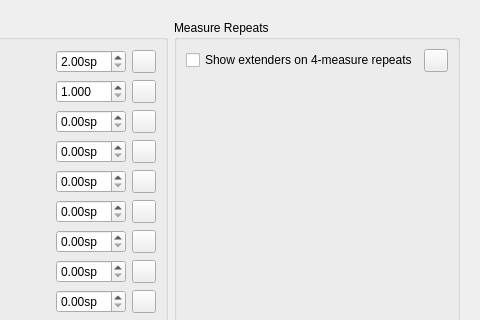
Above: mscore/editstyle.ui from MarcSabatella/MuseScore before the change; both pictures show x 432 to 912 and y 0 to 320 of the 912 by 692 pixel window. Below: the same form after it.
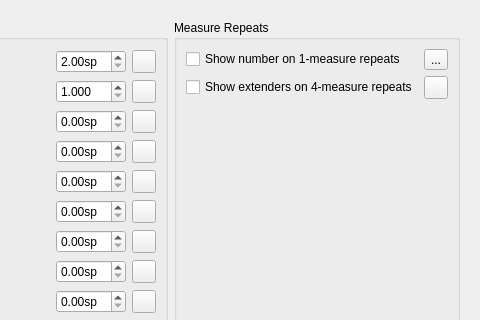
That is the form after the change. The open tabs and pages were chosen to show the change. Icons and pictures are not drawn. Custom widgets are drawn as their Qt base class.

Commit message: Add per-element properties for show/hide extenders and number

What changed in the file:
```diff
--- a/mscore/editstyle.ui
+++ b/mscore/editstyle.ui
@@ -3403,7 +3403,14 @@
            <string>Measure Repeats</string>
           </property>
           <layout class="QGridLayout" name="gridLayout_47">
-           <item row="2" column="0">
+           <item row="1" column="0">
+            <widget class="QCheckBox" name="fourMeasureRepeatShowExtenders">
+             <property name="text">
+              <string>Show extenders on 4-measure repeats</string>
+             </property>
+            </widget>
+           </item>
+           <item row="3" column="0">
             <spacer name="verticalSpacer_11">
              <property name="orientation">
               <enum>Qt::Vertical</enum>
@@ -3416,14 +3423,7 @@
              </property>
             </spacer>
            </item>
-           <item row="0" column="0">
-            <widget class="QCheckBox" name="fourMeasureRepeatShowExtenders">
-             <property name="text">
-              <string>Show extenders on 4-measure repeats</string>
-             </property>
-            </widget>
-           </item>
-           <item row="0" column="1">
+           <item row="1" column="1">
             <widget class="QToolButton" name="resetFourMeasureRepeatShowExtenders">
              <property name="toolTip">
               <string>Reset to default</string>
@@ -3440,6 +3440,24 @@
              </property>
             </widget>
            </item>
+           <item row="0" column="0">
+            <widget class="QCheckBox" name="oneMeasureRepeatShowNumber">
+             <property name="text">
+              <string>Show number on 1-measure repeats</string>
+             </property>
+            </widget>
+           </item>
+           <item row="0" column="1">
+            <widget class="QToolButton" name="resetOneMeasureRepeatShowNumber">
+             <property name="text">
+              <string>...</string>
+             </property>
+             <property name="icon">
+              <iconset>
+               <normaloff>data/icons/edit-reset.svg</normaloff>data/icons/edit-reset.svg</iconset>
+             </property>
+            </widget>
+           </item>
           </layout>
          </widget>
         </item>
```
The commit also changes 7 other files.
